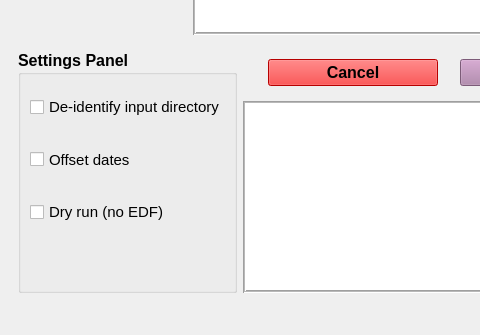
First picture: the form in widgets/gui_layout.ui, repository greydongilmore/data2bids, before the edit; both pictures show x 0 to 480 and y 447 to 782 of the 1249 by 782 pixel window.
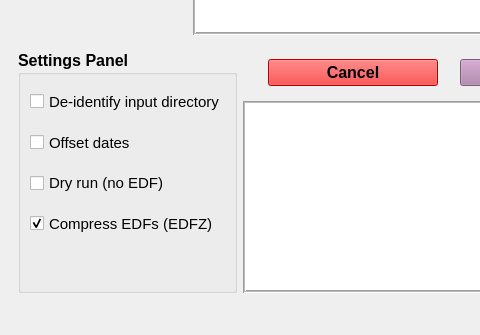
Second picture: the form after the edit. Icons and pictures are not drawn.

```diff
--- a/widgets/gui_layout.ui
+++ b/widgets/gui_layout.ui
@@ -1161,7 +1161,7 @@
             </property>
            </widget>
           </item>
-          <item row="3" column="0">
+          <item row="4" column="0">
            <spacer name="verticalSpacer_4">
             <property name="orientation">
              <enum>Qt::Vertical</enum>
@@ -1177,6 +1177,30 @@
             </property>
            </spacer>
           </item>
+          <item row="3" column="0">
+           <widget class="QCheckBox" name="gzipEDF">
+            <property name="sizePolicy">
+             <sizepolicy hsizetype="Preferred" vsizetype="MinimumExpanding">
+              <horstretch>0</horstretch>
+              <verstretch>0</verstretch>
+             </sizepolicy>
+            </property>
+            <property name="font">
+             <font>
+              <family>Arial</family>
+              <pointsize>11</pointsize>
+              <weight>50</weight>
+              <bold>false</bold>
+             </font>
+            </property>
+            <property name="text">
+             <string>Compress EDFs (EDFZ)</string>
+            </property>
+            <property name="checked">
+             <bool>true</bool>
+            </property>
+           </widget>
+          </item>
          </layout>
         </widget>
        </item>
```
Left out of the diff: 66 changed lines with no effect on the pictures.
